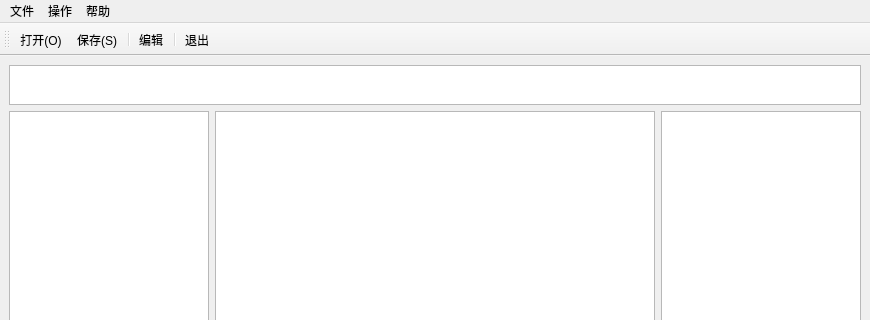
First picture: the form in mainwindow.ui, repository Archstacker/pcap-parser, before the edit; both pictures show x 0 to 870 and y 0 to 320 of the 870 by 568 pixel window.
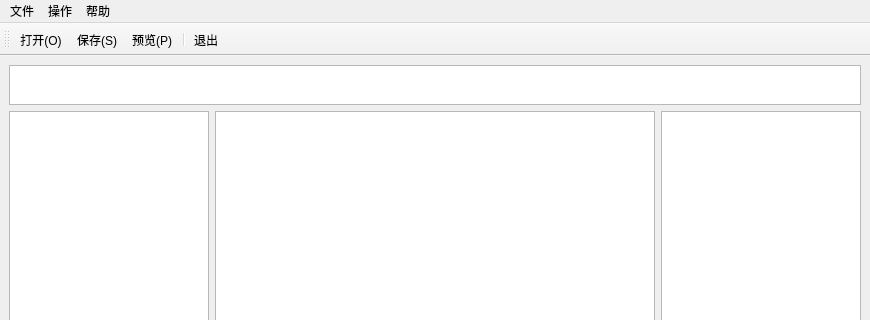
Second picture: the form after the edit. Icons and pictures are not drawn.

Commit message: Add the support for preview item

```diff
--- a/mainwindow.ui
+++ b/mainwindow.ui
@@ -143,8 +143,7 @@
    </attribute>
    <addaction name="actionDBOpen"/>
    <addaction name="actionFileSave"/>
-   <addaction name="separator"/>
-   <addaction name="action_6"/>
+   <addaction name="actionPreview"/>
    <addaction name="separator"/>
    <addaction name="action_7"/>
   </widget>
@@ -192,13 +191,13 @@
     <string>升级</string>
    </property>
   </action>
-  <action name="action_6">
+  <action name="actionPreview">
    <property name="icon">
     <iconset resource="ico.qrc">
-     <normaloff>:/icon/icon/edit.png</normaloff>:/icon/icon/edit.png</iconset>
+     <normaloff>:/icon/icon/stat.png</normaloff>:/icon/icon/stat.png</iconset>
    </property>
    <property name="text">
-    <string>编辑</string>
+    <string>预览(&amp;P)</string>
    </property>
   </action>
   <action name="action_7">
```
The commit also changes 1 other file.
